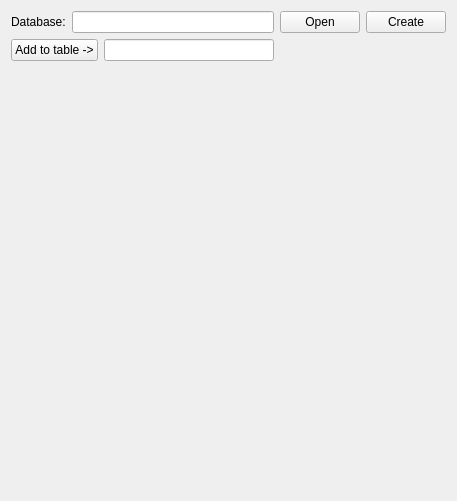
Old version of the form lib/modules/DataManager/AnalysisTemplate.ui in the repository acq4/acq4.
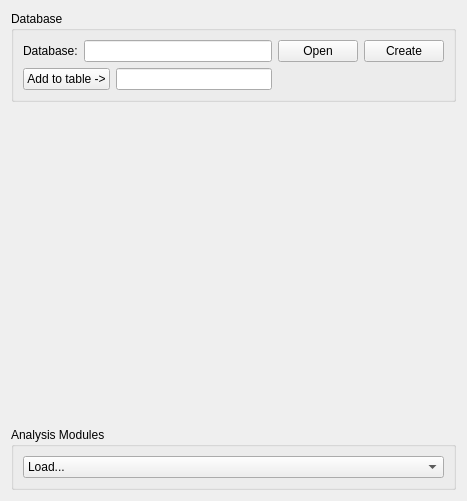
New version of the form.

Commit message: updates to reload function (possibly broke it), analysis system, and dockarea

```diff
--- a/lib/modules/DataManager/AnalysisTemplate.ui
+++ b/lib/modules/DataManager/AnalysisTemplate.ui
@@ -6,13 +6,19 @@
    <rect>
     <x>0</x>
     <y>0</y>
-    <width>457</width>
+    <width>467</width>
     <height>501</height>
    </rect>
   </property>
   <property name="windowTitle">
    <string>Form</string>
   </property>
+  <layout class="QVBoxLayout" name="verticalLayout">
+   <item>
+    <widget class="QGroupBox" name="groupBox">
+     <property name="title">
+      <string>Database</string>
+     </property>
   <layout class="QGridLayout" name="gridLayout">
    <item row="0" column="0">
     <widget class="QLabel" name="label">
@@ -31,6 +37,13 @@
      </property>
     </widget>
    </item>
+      <item row="0" column="4">
+       <widget class="QPushButton" name="createDbBtn">
+        <property name="text">
+         <string>Create</string>
+        </property>
+       </widget>
+      </item>
    <item row="1" column="0" colspan="2">
     <widget class="QPushButton" name="addFileBtn">
      <property name="text">
@@ -38,7 +51,13 @@
      </property>
     </widget>
    </item>
-   <item row="2" column="2">
+      <item row="1" column="2">
+       <widget class="QLineEdit" name="tableNameText"/>
+      </item>
+     </layout>
+    </widget>
+   </item>
+   <item>
     <spacer name="verticalSpacer">
      <property name="orientation">
       <enum>Qt::Vertical</enum>
@@ -51,15 +70,23 @@
      </property>
     </spacer>
    </item>
-   <item row="0" column="4">
-    <widget class="QPushButton" name="createDbBtn">
+   <item>
+    <widget class="QGroupBox" name="groupBox_2">
+     <property name="title">
+      <string>Analysis Modules</string>
+     </property>
+     <layout class="QGridLayout" name="gridLayout_2">
+      <item row="0" column="0">
+       <widget class="QComboBox" name="analysisCombo">
+        <item>
      <property name="text">
-      <string>Create</string>
-     </property>
-    </widget>
-   </item>
-   <item row="1" column="2">
-    <widget class="QLineEdit" name="tableNameText"/>
+          <string>Load...</string>
+         </property>
+        </item>
+       </widget>
+      </item>
+     </layout>
+    </widget>
    </item>
   </layout>
  </widget>
```
Lines whose indentation alone changed are shown as unchanged. The commit also changes 13 other files.
